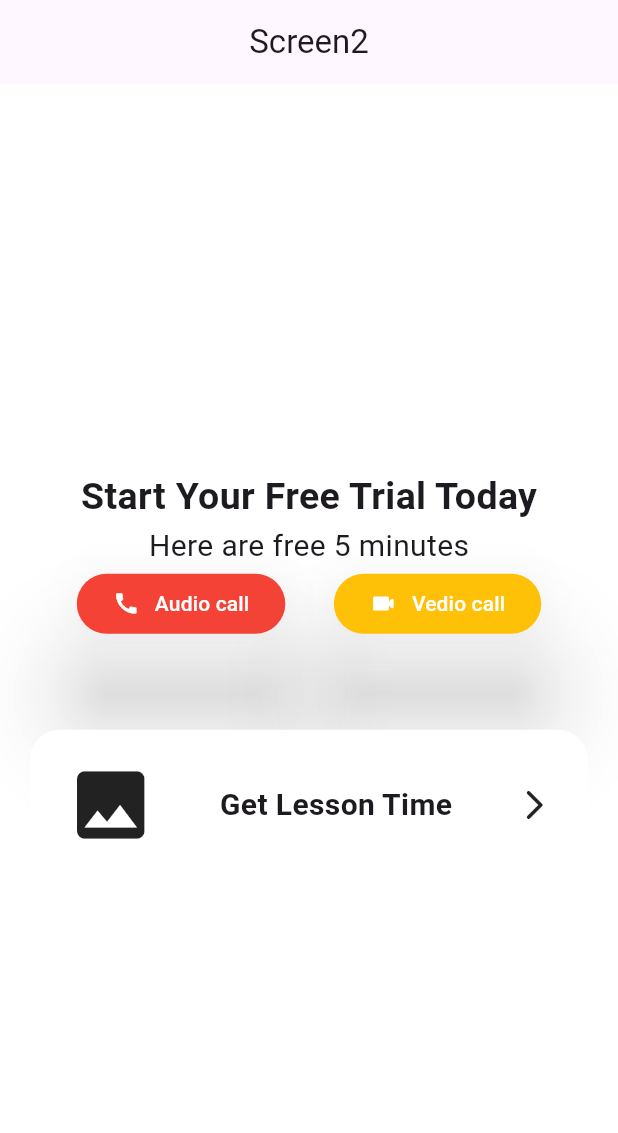
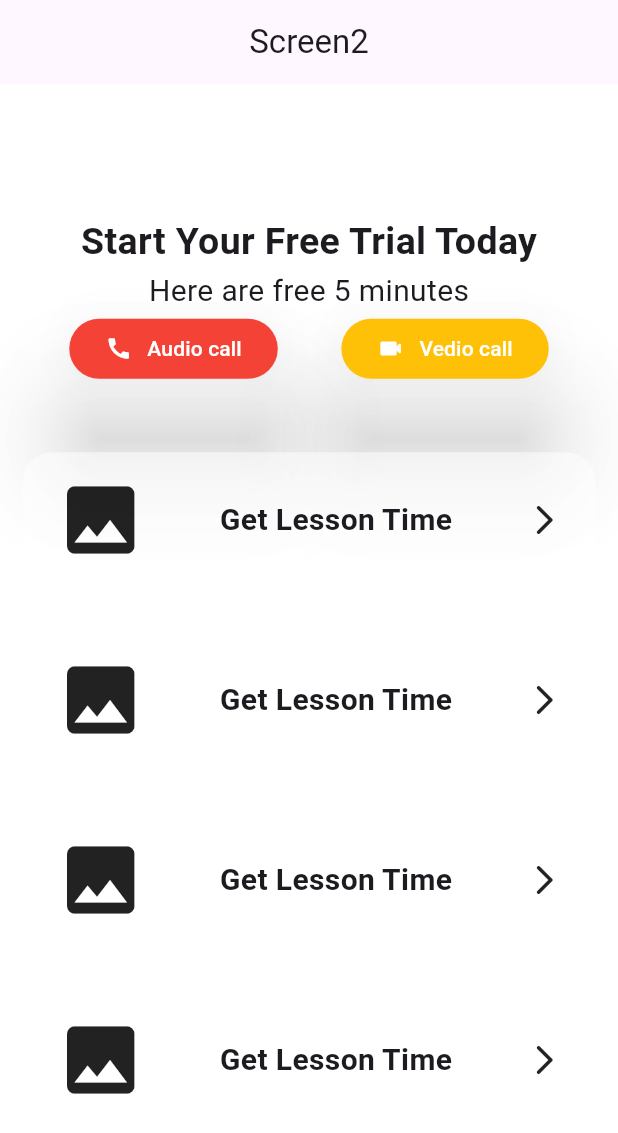
Before and after one commit to Faizan-glitch-os/smit_flutter_inclass_task5, a Flutter app: the Screen2 screen opened directly, on a phone screen of 412 x 824 dp. Shown: the top 1133 px of the screen. Run offline on Flutter 3.47's test engine with Material 3 defaults, Android fonts, the phone set to English and light mode, and no system bars.

Commit message:
Screen2 is designed

```diff
--- a/lib/Screen2.dart
+++ b/lib/Screen2.dart
@@ -1,6 +1,6 @@
 import 'package:flutter/material.dart';
 
-void main() => runApp(MaterialApp(
+void main() => runApp(const MaterialApp(
       home: Screen2(),
     ));
 
@@ -10,9 +10,9 @@ class Screen2 extends StatelessWidget {
   @override
   Widget build(BuildContext context) {
     return Scaffold(
-      backgroundColor: Colors.white10,
+      backgroundColor: Colors.white70,
       appBar: AppBar(
-        title: Center(
+        title: const Center(
           child: Text('Screen2'),
         ),
       ),
@@ -22,17 +22,18 @@ class Screen2 extends StatelessWidget {
           crossAxisAlignment: CrossAxisAlignment.center,
           children: [
             Container(
-              margin: EdgeInsets.all(20),
-              padding: EdgeInsets.all(20),
+              margin: const EdgeInsets.all(15),
+              padding: const EdgeInsets.all(15),
               decoration: BoxDecoration(
-                  borderRadius: BorderRadius.circular(20), color: Colors.white),
+                  borderRadius: BorderRadius.circular(20),
+                  color: Colors.white54),
               child: Column(
                 children: [
-                  Text(
+                  const Text(
                     'Start Your Free Trial Today',
                     style: TextStyle(fontWeight: FontWeight.bold, fontSize: 25),
                   ),
-                  Text(
+                  const Text(
                     'Here are free 5 minutes',
                     style: TextStyle(fontSize: 20),
                   ),
@@ -45,7 +46,7 @@ class Screen2 extends StatelessWidget {
                             backgroundColor:
                                 MaterialStateProperty.all(Colors.red)),
                         onPressed: () {},
-                        child: Row(
+                        child: const Row(
                           mainAxisAlignment: MainAxisAlignment.center,
                           children: [
                             Icon(
@@ -62,7 +63,7 @@ class Screen2 extends StatelessWidget {
                           ],
                         ),
                       ),
-                      SizedBox(
+                      const SizedBox(
                         width: 10,
                       ),
                       ElevatedButton(
@@ -72,7 +73,7 @@ class Screen2 extends StatelessWidget {
                               MaterialStateProperty.all(Colors.amber),
                         ),
                         onPressed: () {},
-                        child: Row(
+                        child: const Row(
                           mainAxisAlignment: MainAxisAlignment.center,
                           children: [
                             Icon(
@@ -95,11 +96,12 @@ class Screen2 extends StatelessWidget {
               ),
             ),
             Container(
-              margin: EdgeInsets.all(20),
-              padding: EdgeInsets.all(20),
+              margin: const EdgeInsets.all(15),
+              padding: const EdgeInsets.all(15),
               decoration: BoxDecoration(
-                  color: Colors.white, borderRadius: BorderRadius.circular(20)),
-              child: Row(
+                  color: Colors.white54,
+                  borderRadius: BorderRadius.circular(20)),
+              child: const Row(
                 mainAxisAlignment: MainAxisAlignment.spaceEvenly,
                 children: [
                   Icon(
@@ -119,7 +121,88 @@ class Screen2 extends StatelessWidget {
                   Icon(Icons.arrow_forward_ios_rounded),
                 ],
               ),
-            )
+            ),
+            Container(
+              margin: const EdgeInsets.all(15),
+              padding: const EdgeInsets.all(15),
+              decoration: BoxDecoration(
+                  color: Colors.white54,
+                  borderRadius: BorderRadius.circular(20)),
+              child: const Row(
+                mainAxisAlignment: MainAxisAlignment.spaceEvenly,
+                children: [
+                  Icon(
+                    Icons.image,
+                    size: 60,
+                  ),
+                  SizedBox(
+                    width: 35,
+                  ),
+                  Text(
+                    'Get Lesson Time',
+                    style: TextStyle(fontWeight: FontWeight.bold, fontSize: 20),
+                  ),
+                  SizedBox(
+                    width: 35,
+                  ),
+                  Icon(Icons.arrow_forward_ios_rounded),
+                ],
+              ),
+            ),
+            Container(
+              margin: const EdgeInsets.all(15),
+              padding: const EdgeInsets.all(15),
+              decoration: BoxDecoration(
+                  color: Colors.white54,
+                  borderRadius: BorderRadius.circular(20)),
+              child: const Row(
+                mainAxisAlignment: MainAxisAlignment.spaceEvenly,
+                children: [
+                  Icon(
+                    Icons.image,
+                    size: 60,
+                  ),
+                  SizedBox(
+                    width: 35,
+                  ),
+                  Text(
+                    'Get Lesson Time',
+                    style: TextStyle(fontWeight: FontWeight.bold, fontSize: 20),
+                  ),
+                  SizedBox(
+                    width: 35,
+                  ),
+                  Icon(Icons.arrow_forward_ios_rounded),
+                ],
+              ),
+            ),
+            Container(
+              margin: const EdgeInsets.all(15),
+              padding: const EdgeInsets.all(15),
+              decoration: BoxDecoration(
+                  color: Colors.white54,
+                  borderRadius: BorderRadius.circular(20)),
+              child: const Row(
+                mainAxisAlignment: MainAxisAlignment.spaceEvenly,
+                children: [
+                  Icon(
+                    Icons.image,
+                    size: 60,
+                  ),
+                  SizedBox(
+                    width: 35,
+                  ),
+                  Text(
+                    'Get Lesson Time',
+                    style: TextStyle(fontWeight: FontWeight.bold, fontSize: 20),
+                  ),
+                  SizedBox(
+                    width: 35,
+                  ),
+                  Icon(Icons.arrow_forward_ios_rounded),
+                ],
+              ),
+            ),
           ],
         ),
       ),
```
